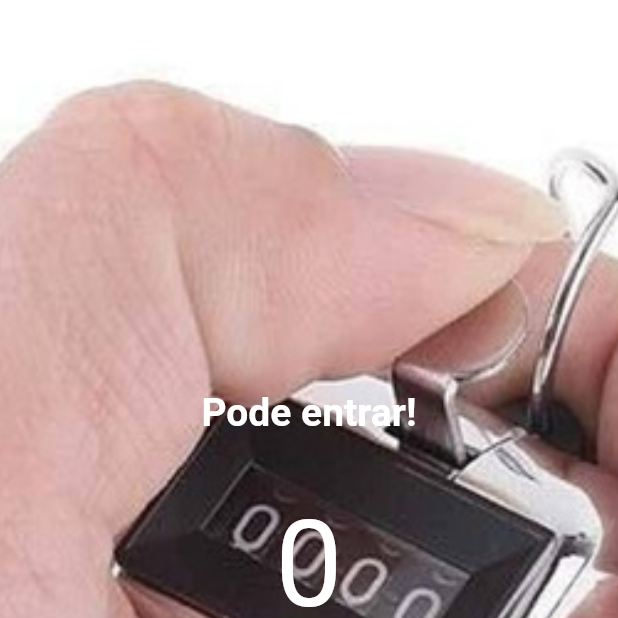
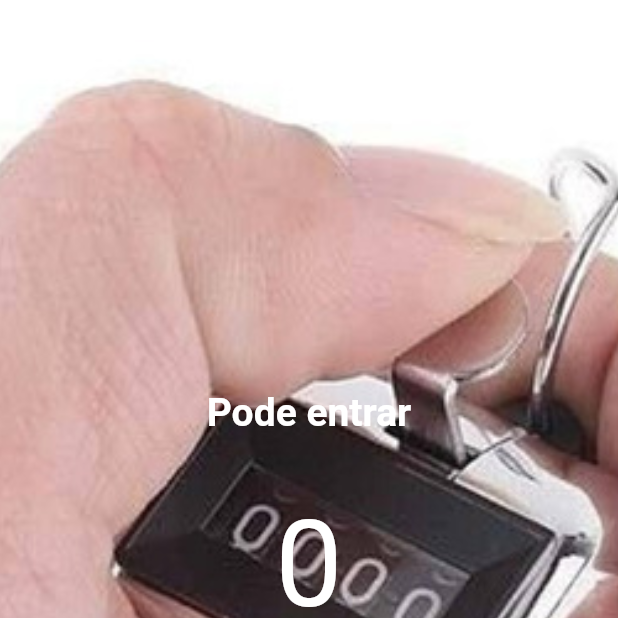
Before and after one commit to AFOFerreira/ContadorDePessoasFlutter, a Flutter app: the screen it shows after launch, after a tap on "Saiu", on a phone screen of 412 x 824 dp, the top half of it. Run offline on Flutter 3.47's test engine with Material 2 defaults, Android fonts, the phone set to English and light mode, and no system bars.

Commit message:
Projeto finalizado

```diff
--- a/contador_de_pessoas_flutter/lib/main.dart
+++ b/contador_de_pessoas_flutter/lib/main.dart
@@ -17,15 +17,33 @@
   }
 }
 
-class HomePage extends StatelessWidget {
+class HomePage extends StatefulWidget {
   const HomePage({Key? key}) : super(key: key);
 
+  @override
+  _HomePageState createState() => _HomePageState();
+}
+
+class _HomePageState extends State<HomePage> {
+  int count = 0;
+  String titulo = "Pode entrar";
   void decrement() {
-    print("decrement");
+    setState(() {
+      if (count > 0) count--;
+    });
+    print(count);
   }
 
   void increment() {
-    print("increment");
+    setState(() {
+      if (count < 21) {
+        count++;
+        titulo = "Pode entrar";
+      } else {
+        titulo = "Limite atingido!";
+      }
+    });
+    print(count);
   }
 
   @override
@@ -42,19 +60,19 @@
         child: Column(
           mainAxisAlignment: MainAxisAlignment.center,
           children: [
-            const Text(
-              'Pode entrar!',
-              style: TextStyle(
+            Text(
+              titulo,
+              style: const TextStyle(
                 fontSize: 26,
                 color: Colors.white,
                 fontWeight: FontWeight.w700,
               ),
             ),
-            const Padding(
-              padding: EdgeInsets.all(40),
+            Padding(
+              padding: const EdgeInsets.all(40),
               child: Text(
-                '0',
-                style: TextStyle(
+                count.toString(),
+                style: const TextStyle(
                   fontSize: 80,
                   color: Colors.white,
                 ),
```
